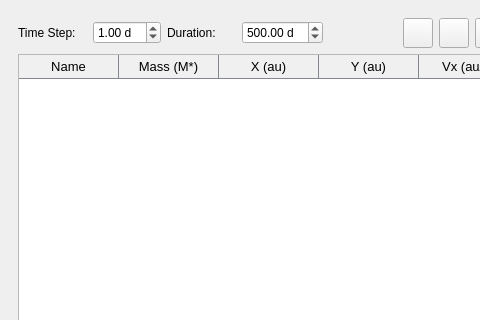
The window that python/qt/ui/main_window.ui (robertapplin/N-Body-Simulations) describes before a commit, drawn with Qt 5; both pictures show x 0 to 480 and y 0 to 320 of the 640 by 846 pixel window.
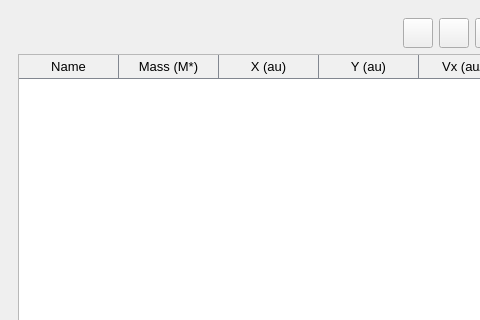
The same window after the commit.

Commit message: Remove old time settings from GUI.

The edit to the form file:
```diff
--- a/python/qt/ui/main_window.ui
+++ b/python/qt/ui/main_window.ui
@@ -22,7 +22,7 @@
       </property>
       <widget class="QFrame" name="fSetup">
        <layout class="QGridLayout" name="gridLayout">
-        <item row="0" column="8">
+        <item row="0" column="5">
          <widget class="QPushButton" name="pbEdit">
           <property name="minimumSize">
            <size>
@@ -50,7 +50,7 @@
           </property>
          </widget>
         </item>
-        <item row="0" column="6">
+        <item row="0" column="3">
          <widget class="QPushButton" name="pbAddBody">
           <property name="minimumSize">
            <size>
@@ -72,34 +72,7 @@
           </property>
          </widget>
         </item>
-        <item row="0" column="2">
-         <widget class="QLabel" name="lbDuration">
-          <property name="text">
-           <string>Duration: </string>
-          </property>
-         </widget>
-        </item>
-        <item row="0" column="0">
-         <widget class="QLabel" name="lbTimeStep">
-          <property name="text">
-           <string>Time Step: </string>
-          </property>
-         </widget>
-        </item>
-        <item row="0" column="1">
-         <widget class="QDoubleSpinBox" name="dsbTimeStep">
-          <property name="suffix">
-           <string> d</string>
-          </property>
-          <property name="decimals">
-           <number>2</number>
-          </property>
-          <property name="value">
-           <double>1.000000000000000</double>
-          </property>
-         </widget>
-        </item>
-        <item row="1" column="0" colspan="12">
+        <item row="1" column="0" colspan="9">
          <widget class="QTableWidget" name="twBodyData">
           <property name="styleSheet">
            <string notr="true">QHeaderView::section {
@@ -178,26 +151,7 @@
           </column>
          </widget>
         </item>
-        <item row="0" column="3">
-         <widget class="QDoubleSpinBox" name="dsbDuration">
-          <property name="suffix">
-           <string> d</string>
-          </property>
-          <property name="decimals">
-           <number>2</number>
-          </property>
-          <property name="minimum">
-           <double>1.000000000000000</double>
-          </property>
-          <property name="maximum">
-           <double>5000.000000000000000</double>
-          </property>
-          <property name="value">
-           <double>500.000000000000000</double>
-          </property>
-         </widget>
-        </item>
-        <item row="0" column="11">
+        <item row="0" column="8">
          <widget class="QPushButton" name="pbPlayPause">
           <property name="minimumSize">
            <size>
@@ -219,7 +173,7 @@
           </property>
          </widget>
         </item>
-        <item row="0" column="10">
+        <item row="0" column="7">
          <widget class="QPushButton" name="pbStop">
           <property name="minimumSize">
            <size>
@@ -241,14 +195,14 @@
           </property>
          </widget>
         </item>
-        <item row="0" column="9">
+        <item row="0" column="6">
          <widget class="Line" name="line">
           <property name="orientation">
            <enum>Qt::Vertical</enum>
           </property>
          </widget>
         </item>
-        <item row="4" column="0" colspan="7">
+        <item row="4" column="0" colspan="4">
          <widget class="QFrame" name="fControls">
           <layout class="QHBoxLayout" name="horizontalLayout_4">
            <property name="leftMargin">
@@ -266,7 +220,7 @@
           </layout>
          </widget>
         </item>
-        <item row="0" column="5">
+        <item row="0" column="2">
          <widget class="QPushButton" name="pbRemoveBody">
           <property name="minimumSize">
            <size>
@@ -288,7 +242,7 @@
           </property>
          </widget>
         </item>
-        <item row="0" column="7">
+        <item row="0" column="4">
          <widget class="QToolButton" name="tbTimeSettings">
           <property name="minimumSize">
            <size>
```
The commit also changes 2 other files.
